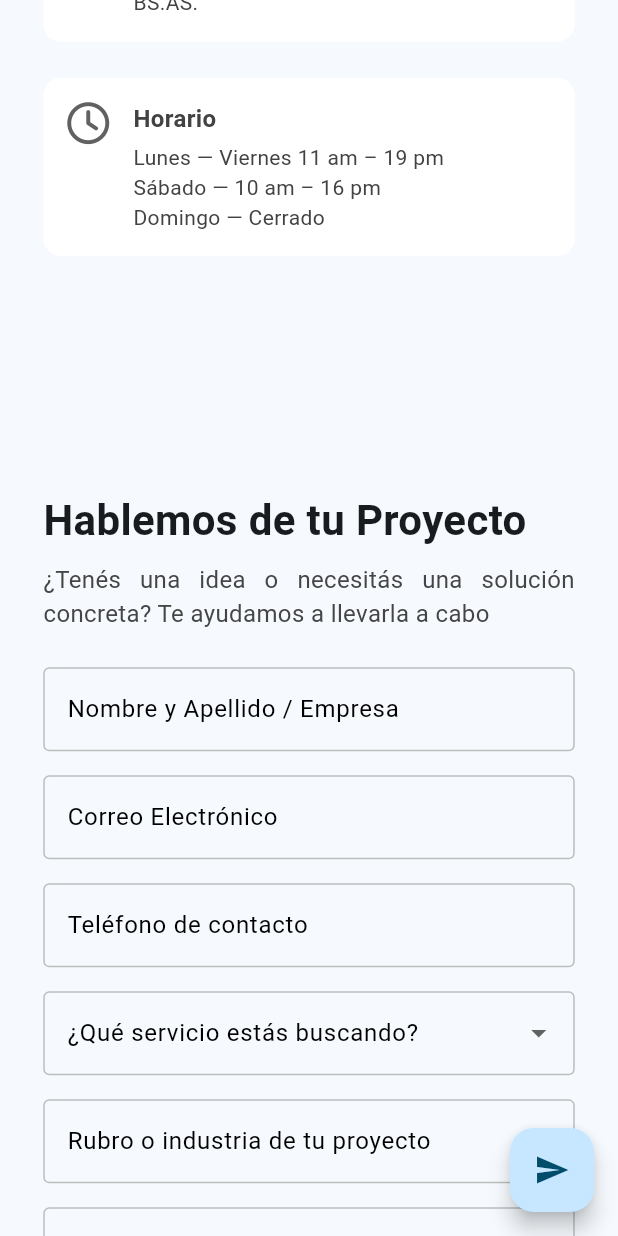
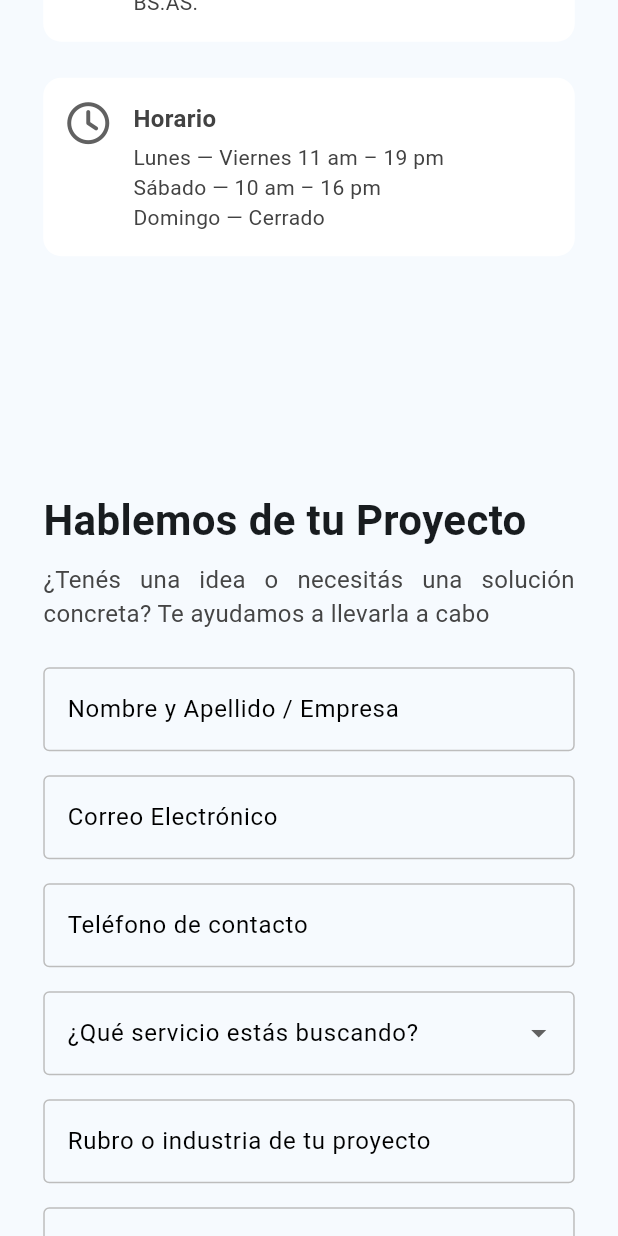
Before and after one commit to manu-180/metalwailers, a Flutter app: the ContactoScreen screen opened by its route, scrolled down 576 dp, on a phone screen of 412 x 824 dp. Run offline on Flutter 3.47's test engine with Material 3 defaults, Android fonts, the phone set to English and light mode, and no system bars; our stand-ins replace animate_do, flutter_dotenv, flutter_svg, font_awesome_flutter, go_router.

Commit message:
screen contacto check

```diff
--- a/lib/screens/contacto_screen.dart
+++ b/lib/screens/contacto_screen.dart
@@ -24,7 +24,6 @@ class ContactoScreen extends StatelessWidget {
           ), Footer()],
         ),
       ),
-      floatingActionButton: const TestMailButton(),
     );
   }
 }
```
Also changed, not shown: 4 other files.
